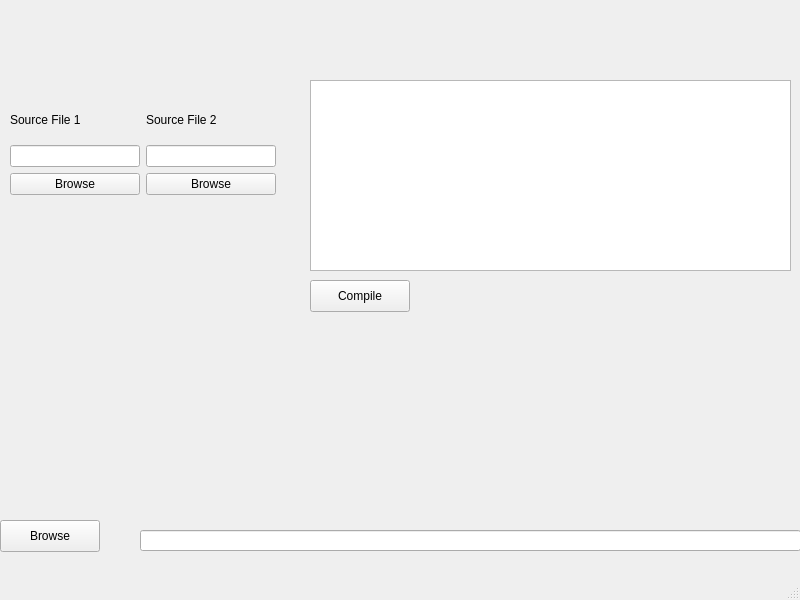
Before: the Qt Designer form mainwindow.ui in stardustrushVII/LazyMansClang, drawn with Qt 5.
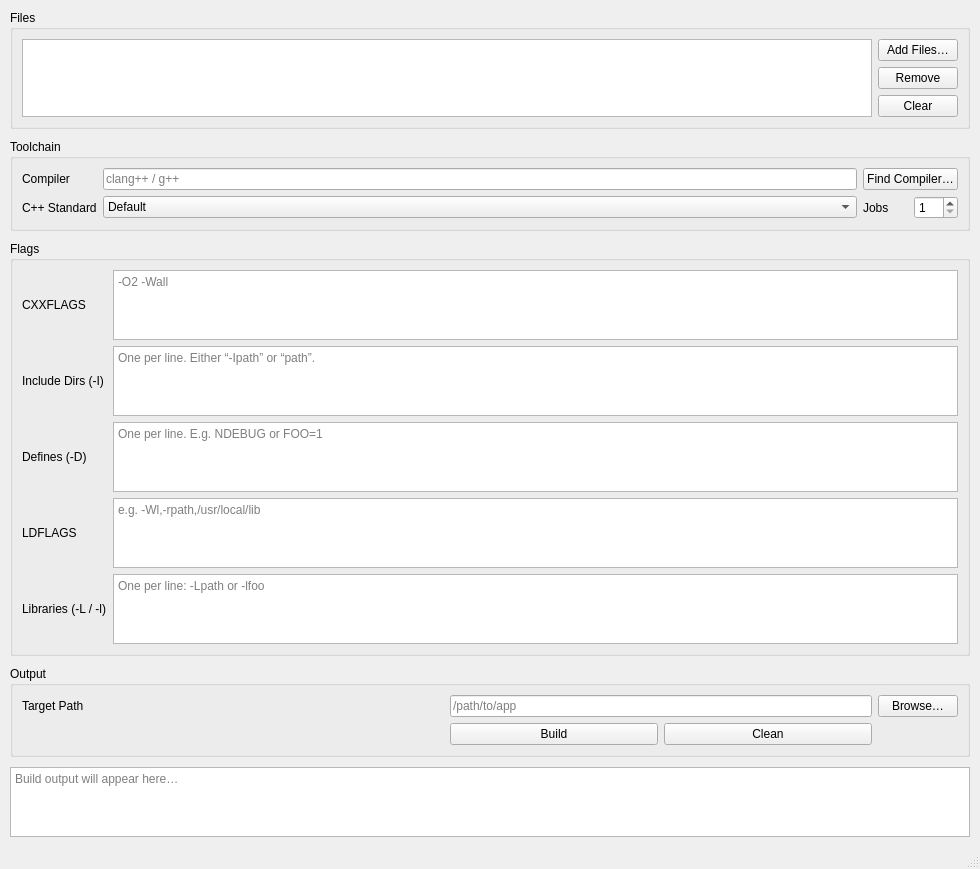
After: the same form once the commit is applied.

```diff
--- a/mainwindow.ui
+++ b/mainwindow.ui
@@ -6,106 +6,317 @@
    <rect>
     <x>0</x>
     <y>0</y>
-    <width>800</width>
-    <height>600</height>
+    <width>980</width>
+    <height>720</height>
    </rect>
   </property>
   <property name="windowTitle">
    <string>MainWindow</string>
   </property>
   <widget class="QWidget" name="centralwidget">
-   <widget class="QPushButton" name="compileButton">
-    <property name="geometry">
-     <rect>
-      <x>310</x>
-      <y>280</y>
-      <width>100</width>
-      <height>32</height>
-     </rect>
+   <layout class="QVBoxLayout" name="verticalLayout">
+    <property name="spacing">
+     <number>10</number>
     </property>
-    <property name="text">
-     <string>Compile</string>
+    <property name="margin">
+     <number>10</number>
     </property>
-   </widget>
-   <widget class="QTextEdit" name="outputBox">
-    <property name="geometry">
-     <rect>
-      <x>310</x>
-      <y>80</y>
-      <width>481</width>
-      <height>191</height>
-     </rect>
-    </property>
-   </widget>
-   <widget class="QLineEdit" name="outputPathInput">
-    <property name="geometry">
-     <rect>
-      <x>140</x>
-      <y>530</y>
-      <width>661</width>
-      <height>21</height>
-     </rect>
-    </property>
-   </widget>
-   <widget class="QPushButton" name="browseOutputPath">
-    <property name="geometry">
-     <rect>
-      <x>0</x>
-      <y>520</y>
-      <width>100</width>
-      <height>32</height>
-     </rect>
-    </property>
-    <property name="text">
-     <string>Browse</string>
-    </property>
-   </widget>
-   <widget class="QWidget" name="">
-    <property name="geometry">
-     <rect>
-      <x>10</x>
-      <y>100</y>
-      <width>266</width>
-      <height>95</height>
-     </rect>
-    </property>
-    <layout class="QGridLayout" name="gridLayout">
-     <item row="2" column="0">
-      <widget class="QPushButton" name="browseButton">
-       <property name="text">
-        <string>Browse</string>
-       </property>
-      </widget>
-     </item>
-     <item row="2" column="1">
-      <widget class="QPushButton" name="browseButton2">
-       <property name="text">
-        <string>Browse</string>
-       </property>
-      </widget>
-     </item>
-     <item row="1" column="1">
-      <widget class="QLineEdit" name="fileInput2"/>
-     </item>
-     <item row="1" column="0">
-      <widget class="QLineEdit" name="fileInput1"/>
-     </item>
-     <item row="0" column="0">
-      <widget class="QLabel" name="label">
-       <property name="text">
-        <string>Source File 1</string>
-       </property>
-      </widget>
-     </item>
-     <item row="0" column="1">
-      <widget class="QLabel" name="label_2">
-       <property name="text">
-        <string>Source File 2</string>
-       </property>
-      </widget>
-     </item>
-    </layout>
-   </widget>
+
+    <!-- Files Group -->
+    <item>
+     <widget class="QGroupBox" name="groupFiles">
+      <property name="title">
+       <string>Files</string>
+      </property>
+      <layout class="QHBoxLayout" name="filesLayout">
+       <item>
+        <widget class="QListWidget" name="fileList">
+         <property name="selectionMode">
+          <enum>QAbstractItemView::ExtendedSelection</enum>
+         </property>
+        </widget>
+       </item>
+       <item>
+        <layout class="QVBoxLayout" name="filesButtonsLayout">
+         <item>
+          <widget class="QPushButton" name="addFilesButton">
+           <property name="text">
+            <string>Add Files…</string>
+           </property>
+          </widget>
+         </item>
+         <item>
+          <widget class="QPushButton" name="removeFilesButton">
+           <property name="text">
+            <string>Remove</string>
+           </property>
+          </widget>
+         </item>
+         <item>
+          <widget class="QPushButton" name="clearFilesButton">
+           <property name="text">
+            <string>Clear</string>
+           </property>
+          </widget>
+         </item>
+         <item>
+          <spacer name="spacerFilesButtons">
+           <property name="orientation">
+            <enum>Qt::Vertical</enum>
+           </property>
+           <property name="sizeHint" stdset="0">
+            <size>
+             <width>20</width>
+             <height>40</height>
+            </size>
+           </property>
+          </spacer>
+         </item>
+        </layout>
+       </item>
+      </layout>
+     </widget>
+    </item>
+
+    <!-- Toolchain Group -->
+    <item>
+     <widget class="QGroupBox" name="groupToolchain">
+      <property name="title">
+       <string>Toolchain</string>
+      </property>
+      <layout class="QGridLayout" name="toolchainLayout">
+       <item row="0" column="0">
+        <widget class="QLabel" name="labelCompiler">
+         <property name="text">
+          <string>Compiler</string>
+         </property>
+        </widget>
+       </item>
+       <item row="0" column="1">
+        <widget class="QLineEdit" name="compilerPathInput">
+         <property name="placeholderText">
+          <string>clang++ / g++</string>
+         </property>
+        </widget>
+       </item>
+       <item row="0" column="2">
+        <widget class="QPushButton" name="browseCompilerButton">
+         <property name="text">
+          <string>Find Compiler…</string>
+         </property>
+        </widget>
+       </item>
+
+       <item row="1" column="0">
+        <widget class="QLabel" name="labelStd">
+         <property name="text">
+          <string>C++ Standard</string>
+         </property>
+        </widget>
+       </item>
+       <item row="1" column="1">
+        <widget class="QComboBox" name="stdCombo">
+         <item><property name="text"><string>Default</string></property></item>
+         <item><property name="text"><string>c++11</string></property></item>
+         <item><property name="text"><string>c++14</string></property></item>
+         <item><property name="text"><string>c++17</string></property></item>
+         <item><property name="text"><string>c++20</string></property></item>
+         <item><property name="text"><string>c++23</string></property></item>
+        </widget>
+       </item>
+       <item row="1" column="2">
+        <layout class="QHBoxLayout" name="jobsLayout">
+         <item>
+          <widget class="QLabel" name="labelJobs">
+           <property name="text">
+            <string>Jobs</string>
+           </property>
+          </widget>
+         </item>
+         <item>
+          <widget class="QSpinBox" name="jobsSpin">
+           <property name="minimum">
+            <number>1</number>
+           </property>
+           <property name="maximum">
+            <number>64</number>
+           </property>
+           <property name="value">
+            <number>1</number>
+           </property>
+          </widget>
+         </item>
+        </layout>
+       </item>
+      </layout>
+     </widget>
+    </item>
+
+    <!-- Flags Group -->
+    <item>
+     <widget class="QGroupBox" name="groupFlags">
+      <property name="title">
+       <string>Flags</string>
+      </property>
+      <layout class="QGridLayout" name="flagsLayout">
+       <item row="0" column="0">
+        <widget class="QLabel" name="labelCxxFlags">
+         <property name="text">
+          <string>CXXFLAGS</string>
+         </property>
+        </widget>
+       </item>
+       <item row="0" column="1">
+        <widget class="QPlainTextEdit" name="cxxFlagsEdit">
+         <property name="placeholderText">
+          <string>-O2 -Wall</string>
+         </property>
+        </widget>
+       </item>
+
+       <item row="1" column="0">
+        <widget class="QLabel" name="labelIncludeDirs">
+         <property name="text">
+          <string>Include Dirs (-I)</string>
+         </property>
+        </widget>
+       </item>
+       <item row="1" column="1">
+        <widget class="QPlainTextEdit" name="includeDirsEdit">
+         <property name="placeholderText">
+          <string>One per line. Either “-Ipath” or “path”.</string>
+         </property>
+        </widget>
+       </item>
+
+       <item row="2" column="0">
+        <widget class="QLabel" name="labelDefines">
+         <property name="text">
+          <string>Defines (-D)</string>
+         </property>
+        </widget>
+       </item>
+       <item row="2" column="1">
+        <widget class="QPlainTextEdit" name="definesEdit">
+         <property name="placeholderText">
+          <string>One per line. E.g. NDEBUG or FOO=1</string>
+         </property>
+        </widget>
+       </item>
+
+       <item row="3" column="0">
+        <widget class="QLabel" name="labelLdflags">
+         <property name="text">
+          <string>LDFLAGS</string>
+         </property>
+        </widget>
+       </item>
+       <item row="3" column="1">
+        <widget class="QPlainTextEdit" name="ldFlagsEdit">
+         <property name="placeholderText">
+          <string>e.g. -Wl,-rpath,/usr/local/lib</string>
+         </property>
+        </widget>
+       </item>
+
+       <item row="4" column="0">
+        <widget class="QLabel" name="labelLibs">
+         <property name="text">
+          <string>Libraries (-L / -l)</string>
+         </property>
+        </widget>
+       </item>
+       <item row="4" column="1">
+        <widget class="QPlainTextEdit" name="libsEdit">
+         <property name="placeholderText">
+          <string>One per line: -Lpath or -lfoo</string>
+         </property>
+        </widget>
+       </item>
+      </layout>
+     </widget>
+    </item>
+
+    <!-- Output / Build Group -->
+    <item>
+     <widget class="QGroupBox" name="groupOutput">
+      <property name="title">
+       <string>Output</string>
+      </property>
+      <layout class="QGridLayout" name="outputLayout">
+       <item row="0" column="0">
+        <widget class="QLabel" name="labelOutputPath">
+         <property name="text">
+          <string>Target Path</string>
+         </property>
+        </widget>
+       </item>
+       <item row="0" column="1">
+        <widget class="QLineEdit" name="outputPathInput">
+         <property name="placeholderText">
+          <string>/path/to/app</string>
+         </property>
+        </widget>
+       </item>
+       <item row="0" column="2">
+        <widget class="QPushButton" name="browseOutputPath">
+         <property name="text">
+          <string>Browse…</string>
+         </property>
+        </widget>
+       </item>
+
+       <item row="1" column="0">
+        <spacer name="spacerOutput">
+         <property name="orientation">
+          <enum>Qt::Horizontal</enum>
+         </property>
+         <property name="sizeHint" stdset="0">
+          <size>
+           <width>40</width>
+           <height>20</height>
+          </size>
+         </property>
+        </spacer>
+       </item>
+       <item row="1" column="1">
+        <layout class="QHBoxLayout" name="buildButtonsLayout">
+         <item>
+          <widget class="QPushButton" name="buildButton">
+           <property name="text">
+            <string>Build</string>
+           </property>
+           <property name="minimumWidth">
+            <number>120</number>
+           </property>
+          </widget>
+         </item>
+         <item>
+          <widget class="QPushButton" name="cleanButton">
+           <property name="text">
+            <string>Clean</string>
+           </property>
+          </widget>
+         </item>
+        </layout>
+       </item>
+      </layout>
+     </widget>
+    </item>
+
+    <!-- Console Output -->
+    <item>
+     <widget class="QPlainTextEdit" name="outputBox">
+      <property name="readOnly">
+       <bool>true</bool>
+      </property>
+      <property name="placeholderText">
+       <string>Build output will appear here…</string>
+      </property>
+     </widget>
+    </item>
+
+   </layout>
   </widget>
   <widget class="QMenuBar" name="menubar">
    <property name="geometry">
```
Left out of the diff: 13 changed lines with no effect on the pictures.
